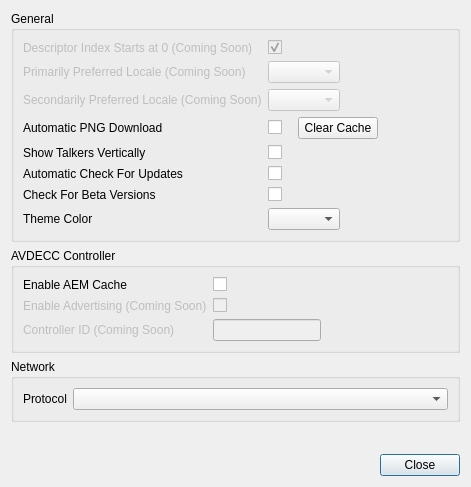
First picture: the form in src/settingsDialog.ui, repository christophe-calmejane/Hive, before the edit.
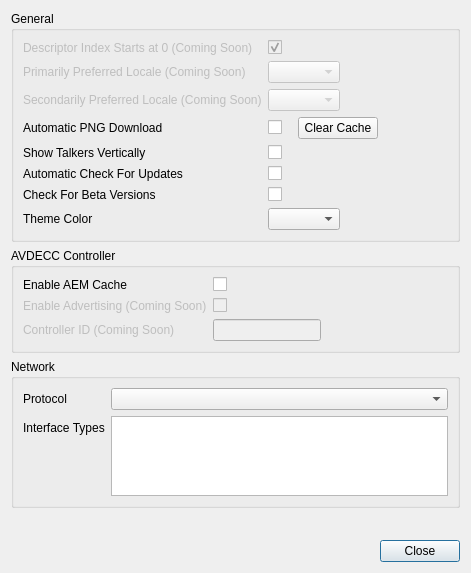
Second picture: the form after the edit.

Commit message: Add ActiveNetworkInterfaceModel that sorts, and filters according to the active interface types

Diff of the .ui file:
```diff
--- a/src/settingsDialog.ui
+++ b/src/settingsDialog.ui
@@ -7,7 +7,7 @@
     <x>0</x>
     <y>0</y>
     <width>471</width>
-    <height>487</height>
+    <height>573</height>
    </rect>
   </property>
   <property name="sizePolicy">
@@ -237,6 +237,32 @@
       <item row="0" column="1">
        <widget class="QComboBox" name="protocolComboBox"/>
       </item>
+      <item row="1" column="0">
+       <widget class="QLabel" name="interfaceTypesLabel">
+        <property name="text">
+         <string>Interface Types</string>
+        </property>
+       </widget>
+      </item>
+      <item row="1" column="1">
+       <widget class="QListView" name="interfaceTypeList">
+        <property name="sizePolicy">
+         <sizepolicy hsizetype="Expanding" vsizetype="Fixed">
+          <horstretch>0</horstretch>
+          <verstretch>0</verstretch>
+         </sizepolicy>
+        </property>
+        <property name="maximumSize">
+         <size>
+          <width>16777215</width>
+          <height>80</height>
+         </size>
+        </property>
+        <property name="selectionMode">
+         <enum>QAbstractItemView::NoSelection</enum>
+        </property>
+       </widget>
+      </item>
      </layout>
     </widget>
    </item>
```
Left out of the diff: 15 changed lines with no effect on the pictures. The commit also changes 15 other files.
